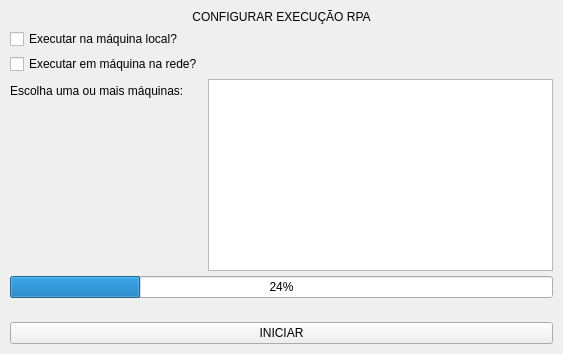
Before: the Qt Designer form screen_ui/dialog_rpa.ui in VictorScandolaraTR/ConversaoMovimento_eSocial, drawn with Qt 5.
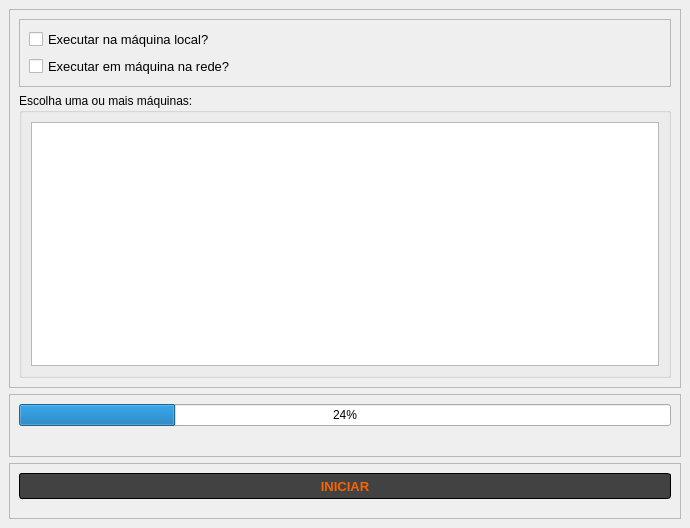
After: the same form once the commit is applied.

What changed in the file:
```diff
--- a/screen_ui/dialog_rpa.ui
+++ b/screen_ui/dialog_rpa.ui
@@ -6,10 +6,16 @@
    <rect>
     <x>0</x>
     <y>0</y>
-    <width>563</width>
-    <height>345</height>
+    <width>690</width>
+    <height>528</height>
    </rect>
   </property>
+  <property name="sizePolicy">
+   <sizepolicy hsizetype="Preferred" vsizetype="Fixed">
+    <horstretch>0</horstretch>
+    <verstretch>0</verstretch>
+   </sizepolicy>
+  </property>
   <property name="windowTitle">
    <string>Configurar Execução RPA</string>
   </property>
@@ -20,37 +26,97 @@
      <verstretch>0</verstretch>
     </sizepolicy>
    </property>
-   <layout class="QHBoxLayout" name="horizontalLayout">
-    <property name="spacing">
-     <number>5</number>
-    </property>
-    <property name="leftMargin">
-     <number>10</number>
-    </property>
-    <property name="topMargin">
-     <number>10</number>
-    </property>
-    <property name="rightMargin">
-     <number>10</number>
-    </property>
-    <property name="bottomMargin">
-     <number>10</number>
-    </property>
-    <item>
+   <property name="styleSheet">
+    <string notr="true">QMainWindow {
+    background-color: #cbcbca;
+}
+QMenuBar {
+    background-color: #a8a7a7;
+    font-size: 14px;
+}
+QMenu {
+    font-size: 14px;
+}
+QLabel {
+    font-size: 13px;
+}
+QCheckBox {
+    font-size: 13px;
+}
+QListWidget {
+    font-size: 13px; 
+}
+QPushButton {
+    border-radius: 5px;
+    background-color: #424242;
+    color: #f96400;
+    padding: 5px;
+    font-size: 13px;
+    font-weight: bold;
+    margin-bottom: 10px;
+    border-radius: 3px;
+    height: 20px;
+    border: 1px solid;
+    padding: 2px;
+}
+QPushButton:hover {
+    background-color: #f96400;
+    color: #FFFFFF;
+}
+QLineEdit {
+    margin-bottom: 10px;
+    border-radius: 3px;
+    height: 20px;
+    border: 1px solid;
+    padding: 2px;
+}
+QDateEdit {
+    margin-bottom: 10px;
+    border-radius: 3px;
+    height: 20px;
+    border: 1px solid;
+    padding: 2px;
+}
+QHeaderView::section{
+     background-color: #e6e5e1;
+}
+QTableWidget{
+    background-color:#e8e8e8;
+}</string>
+   </property>
      <layout class="QVBoxLayout" name="verticalLayout">
       <item>
-       <widget class="QLabel" name="label__title">
+     <widget class="QFrame" name="frame">
+      <property name="frameShape">
+       <enum>QFrame::StyledPanel</enum>
+      </property>
+      <property name="frameShadow">
+       <enum>QFrame::Raised</enum>
+      </property>
+      <layout class="QVBoxLayout" name="verticalLayout_3">
+       <item>
+        <widget class="QFrame" name="frame_5">
+         <property name="sizePolicy">
+          <sizepolicy hsizetype="Preferred" vsizetype="Fixed">
+           <horstretch>0</horstretch>
+           <verstretch>0</verstretch>
+          </sizepolicy>
+         </property>
+         <property name="frameShape">
+          <enum>QFrame::StyledPanel</enum>
+         </property>
+         <property name="frameShadow">
+          <enum>QFrame::Raised</enum>
+         </property>
+         <layout class="QVBoxLayout" name="verticalLayout_4">
+          <item>
+           <widget class="QCheckBox" name="checkbox__run_local">
         <property name="text">
-         <string>CONFIGURAR EXECUÇÃO RPA</string>
-        </property>
-        <property name="alignment">
-         <set>Qt::AlignCenter</set>
+             <string>Executar na máquina local?</string>
         </property>
        </widget>
       </item>
       <item>
-       <layout class="QFormLayout" name="formLayout">
-        <item row="3" column="0">
          <widget class="QCheckBox" name="checkbox__run_in_network">
           <property name="text">
            <string>Executar em máquina na rede?</string>
@@ -60,29 +126,43 @@
           </property>
          </widget>
         </item>
-        <item row="4" column="0">
-         <widget class="QLabel" name="label__run_in_network">
-          <property name="text">
+         </layout>
+        </widget>
+       </item>
+       <item>
+        <widget class="QGroupBox" name="groupBox">
+         <property name="title">
            <string>Escolha uma ou mais máquinas:</string>
           </property>
-         </widget>
-        </item>
-        <item row="4" column="1">
+         <layout class="QHBoxLayout" name="horizontalLayout_2">
+          <item>
          <widget class="QListWidget" name="listbox__options_machines">
           <property name="selectionMode">
            <enum>QAbstractItemView::MultiSelection</enum>
           </property>
          </widget>
         </item>
-        <item row="2" column="0">
-         <widget class="QCheckBox" name="checkbox__run_local">
-          <property name="text">
-           <string>Executar na máquina local?</string>
-          </property>
+         </layout>
          </widget>
         </item>
        </layout>
-      </item>
+     </widget>
+    </item>
+    <item>
+     <widget class="QFrame" name="frame_2">
+      <property name="sizePolicy">
+       <sizepolicy hsizetype="Preferred" vsizetype="Fixed">
+        <horstretch>0</horstretch>
+        <verstretch>0</verstretch>
+       </sizepolicy>
+      </property>
+      <property name="frameShape">
+       <enum>QFrame::StyledPanel</enum>
+      </property>
+      <property name="frameShadow">
+       <enum>QFrame::Raised</enum>
+      </property>
+      <layout class="QVBoxLayout" name="verticalLayout_2">
       <item>
        <widget class="QProgressBar" name="progressbar__rpa">
         <property name="sizePolicy">
@@ -106,7 +186,25 @@
         </property>
        </widget>
       </item>
-      <item alignment="Qt::AlignBottom">
+      </layout>
+     </widget>
+    </item>
+    <item>
+     <widget class="QFrame" name="frame_3">
+      <property name="sizePolicy">
+       <sizepolicy hsizetype="Preferred" vsizetype="Fixed">
+        <horstretch>0</horstretch>
+        <verstretch>0</verstretch>
+       </sizepolicy>
+      </property>
+      <property name="frameShape">
+       <enum>QFrame::StyledPanel</enum>
+      </property>
+      <property name="frameShadow">
+       <enum>QFrame::Raised</enum>
+      </property>
+      <layout class="QHBoxLayout" name="horizontalLayout">
+       <item>
        <widget class="QPushButton" name="button__run_rpa">
         <property name="text">
          <string>INICIAR</string>
@@ -114,6 +212,7 @@
        </widget>
       </item>
      </layout>
+     </widget>
     </item>
    </layout>
   </widget>
```
Left out of the diff: 4 changed lines with no effect on the pictures. Lines whose indentation alone changed are shown as unchanged.
